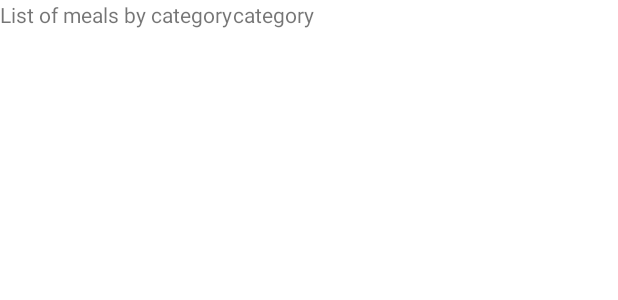
After one commit to DaniZakaria63/rasa-desa, an Android app: the layout activity_filter.xml on its own in the app's theme, with its tools: preview values and no code run, on a phone screen of 412 x 824 dp. The commit adds this screen. Shown: the top 300 px of the screen. Run offline under Robolectric (Android 15) with nearby library versions, the phone set to English and light mode, and no system bars.

Commit message:
callback intent to filter activity

```diff
--- a/app/src/main/java/com/shapeide/rasadesa/adapters/CountryAdapter.kt
+++ b/app/src/main/java/com/shapeide/rasadesa/adapters/CountryAdapter.kt
@@ -9,9 +9,12 @@ import androidx.recyclerview.widget.RecyclerView
 import com.shapeide.rasadesa.R
 import com.shapeide.rasadesa.models.AreaModel
 
-class CountryAdapter(private val arealist: ArrayList<AreaModel>) :
+class CountryAdapter(private val arealist: ArrayList<AreaModel>, val listener: OnClickListener) :
     RecyclerView.Adapter<CountryAdapter.ViewHolder>() {
 
+    class OnClickListener(val listener: (name: String) -> Unit) {
+        fun onClick(name: String) = listener(name)
+    }
     override fun onCreateViewHolder(parent: ViewGroup, viewType: Int): ViewHolder {
         return ViewHolder(LayoutInflater.from(parent.context).inflate(R.layout.item_discover_area, parent, false))
     }
@@ -20,6 +23,7 @@ class CountryAdapter(private val arealist: ArrayList<AreaModel>) :
         with(holder){
             tv_area.text = arealist[position].strArea
             //TODO: Set the area icons
+            iv_area.setOnClickListener { listener.onClick(arealist.get(position).strArea) }
         }
     }
 
--- a/app/src/main/java/com/shapeide/rasadesa/adapters/IngredientsAdapter.kt
+++ b/app/src/main/java/com/shapeide/rasadesa/adapters/IngredientsAdapter.kt
@@ -9,9 +9,12 @@ import androidx.recyclerview.widget.RecyclerView
 import com.shapeide.rasadesa.R
 import com.shapeide.rasadesa.models.IngredientsModel
 
-class IngredientsAdapter(val items: ArrayList<IngredientsModel>) :
+class IngredientsAdapter(val items: ArrayList<IngredientsModel>, val listener: OnClickListener) :
     RecyclerView.Adapter<IngredientsAdapter.ViewHolder>() {
 
+    class OnClickListener(val listener: (name: String) -> Unit) {
+        fun onClick(name: String) = listener(name)
+    }
 
     override fun onCreateViewHolder(parent: ViewGroup, viewType: Int): ViewHolder {
         return ViewHolder(LayoutInflater.from(parent.context).inflate(R.layout.item_discover_ingredient, parent, false))
@@ -20,6 +23,7 @@ class IngredientsAdapter(val items: ArrayList<IngredientsModel>) :
     override fun onBindViewHolder(holder: ViewHolder, position: Int) {
         with(holder){
             tv_ingredients.text = items[position].strIngredient
+            iv_ingredients.setOnClickListener { listener.onClick(items.get(position).strIngredient) }
         }
     }
 
--- a/app/src/main/java/com/shapeide/rasadesa/fragments/HomeFragment.kt
+++ b/app/src/main/java/com/shapeide/rasadesa/fragments/HomeFragment.kt
@@ -22,7 +22,7 @@ import retrofit2.Call
 import retrofit2.Callback
 import retrofit2.Response
 
-class HomeFragment : Fragment() {
+class HomeFragment : Fragment(){
     private lateinit var rv_categories : RecyclerView
     private lateinit var rv_listmeals : RecyclerView
     private lateinit var rvAdapter: HomeCategoryAdapter
@@ -34,7 +34,9 @@ class HomeFragment : Fragment() {
     override fun onCreate(savedInstanceState: Bundle?) {
         super.onCreate(savedInstanceState)
         apiEndpoint = APIEndpoint.create()
-        rvAdapter = HomeCategoryAdapter(requireContext(), categoryModels, type = 1)
+        rvAdapter = HomeCategoryAdapter(requireContext(), categoryModels, type = 1, HomeCategoryAdapter.OnClickListener { mealName->
+            callMealsByCategoriesAPI(mealName)
+        })
         rvMealAdapter = HomeMealAdapter(requireContext(), mealModels)
         //TODO: Load Saved Internal Category Data
     }
--- /dev/null
+++ b/app/src/main/res/layout/activity_filter.xml
@@ -0,0 +1,44 @@
+<?xml version="1.0" encoding="utf-8"?>
+<androidx.swiperefreshlayout.widget.SwipeRefreshLayout xmlns:android="http://schemas.android.com/apk/res/android"
+    xmlns:app="http://schemas.android.com/apk/res-auto"
+    xmlns:tools="http://schemas.android.com/tools"
+    android:layout_width="match_parent"
+    android:layout_height="match_parent"
+    tools:context=".FilterActivity">
+    <androidx.core.widget.NestedScrollView
+        android:layout_width="match_parent"
+        android:layout_height="match_parent"
+        android:fillViewport="true">
+        <androidx.constraintlayout.widget.ConstraintLayout
+            android:layout_width="match_parent"
+            android:layout_height="match_parent"
+            android:orientation="vertical">
+            <TextView
+                android:id="@+id/label_mealsby"
+                android:layout_width="wrap_content"
+                android:layout_height="wrap_content"
+                app:layout_constraintTop_toTopOf="parent"
+                app:layout_constraintStart_toStartOf="parent"
+                android:text="List of meals by "/>
+            <TextView
+                android:id="@+id/tv_category_key"
+                android:layout_width="wrap_content"
+                android:layout_height="wrap_content"
+                app:layout_constraintTop_toTopOf="parent"
+                app:layout_constraintStart_toEndOf="@id/label_mealsby"
+                android:text="category"/>
+            <TextView
+                android:id="@+id/tv_category_value"
+                android:layout_width="wrap_content"
+                android:layout_height="wrap_content"
+                app:layout_constraintTop_toTopOf="parent"
+                app:layout_constraintStart_toEndOf="@id/tv_category_key"
+                android:text="category"/>
+            <androidx.recyclerview.widget.RecyclerView
+                android:id="@+id/rv_mealslist"
+                android:layout_width="match_parent"
+                android:layout_height="wrap_content"
+                app:layout_constraintTop_toBottomOf="@id/label_mealsby"/>
+        </androidx.constraintlayout.widget.ConstraintLayout>
+    </androidx.core.widget.NestedScrollView>
+</androidx.swiperefreshlayout.widget.SwipeRefreshLayout>
```
Also changed, not shown: app/src/main/AndroidManifest.xml (+6 -3 lines), app/src/main/java/com/shapeide/rasadesa/FilterActivity.kt (added, +75 -0 lines), app/src/main/java/com/shapeide/rasadesa/MainActivity.kt (+20 -1 lines), app/src/main/java/com/shapeide/rasadesa/adapters/HomeCategoryAdapter.kt (+27 -1 lines), app/src/main/java/com/shapeide/rasadesa/fragments/DiscoverFragment.kt (+52 -9 lines), app/src/main/java/com/shapeide/rasadesa/networks/APIEndpoint.kt (+9 -1 lines).
